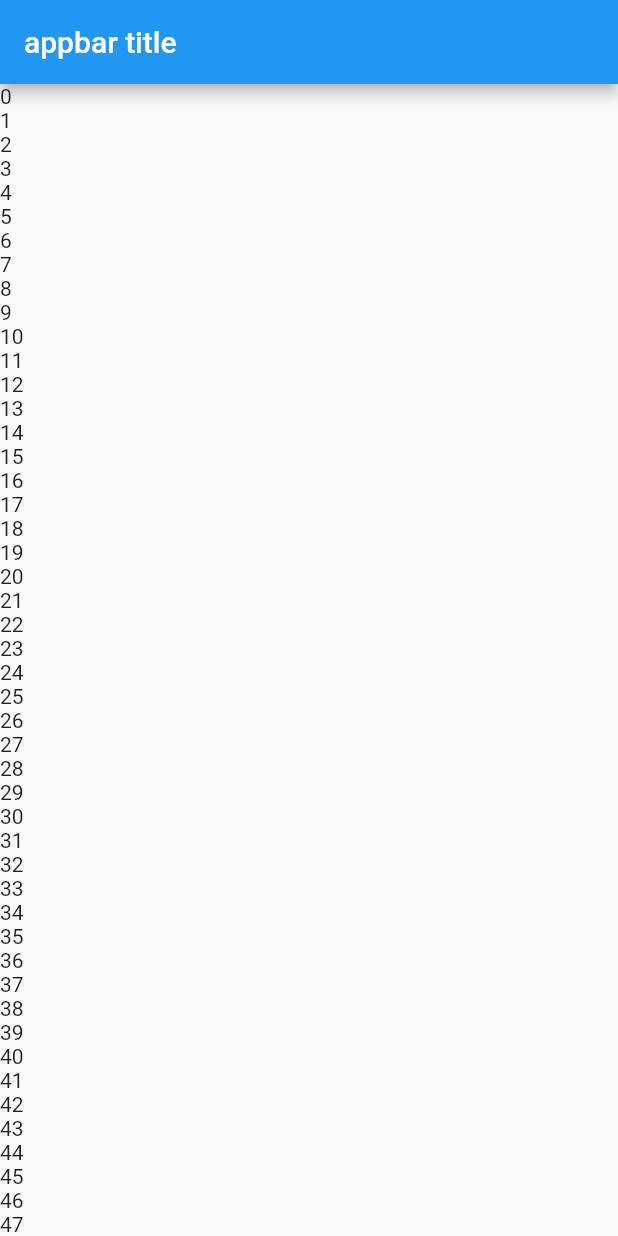
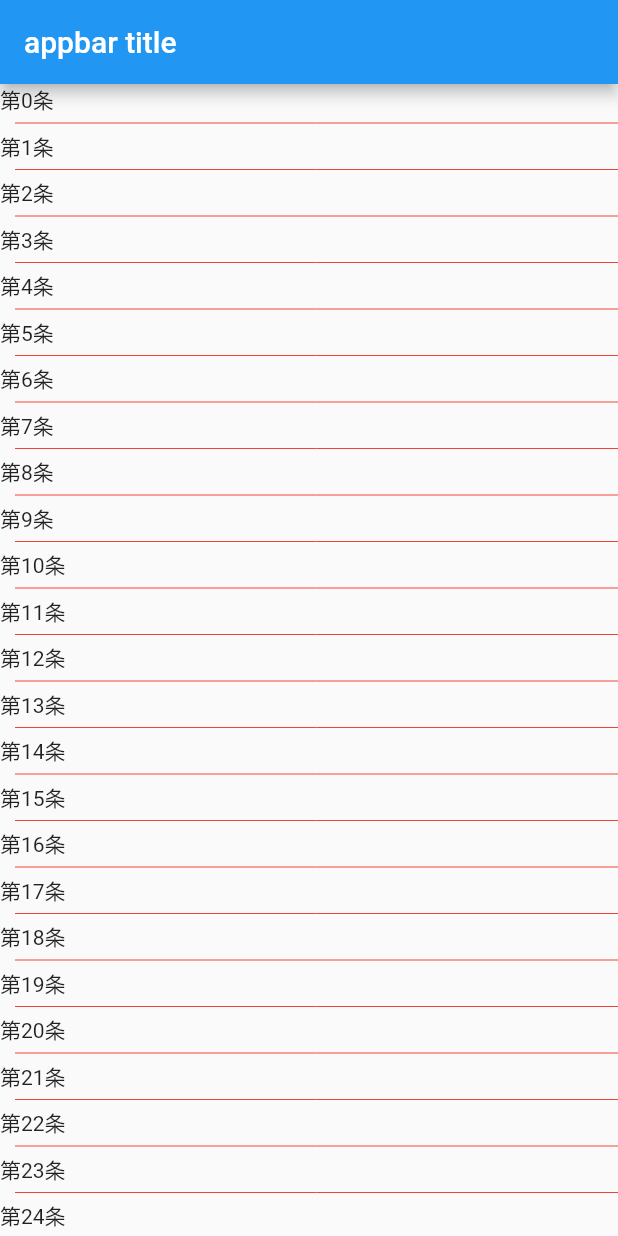
Before and after one commit to chenfuwei/FlutterDemo, a Flutter app: the screen it shows after launch, on a phone screen of 412 x 824 dp. Run offline on Flutter 3.47's test engine with Material 2 defaults, Android fonts, the phone set to English and light mode, and no system bars.

Commit message:
SparatedListView

```diff
--- /dev/null
+++ b/lib/SparatedListViewWidget.dart
@@ -0,0 +1,20 @@
+import 'package:flutter/material.dart';
+class SparatedListViewWidget extends StatelessWidget
+{
+  List<Text> list = List.generate(100, (index)=>new Text('第$index条'));
+  @override
+  Widget build(BuildContext context) {
+    return new ListView.separated(
+        itemBuilder: (context, index){
+          return list[index];
+        },
+        separatorBuilder: (context, index){
+          return const Divider(
+            height: 10,
+            indent: 10,
+            color: Colors.red,
+          );
+        },
+        itemCount: list.length);
+  }
+}
--- a/lib/main.dart
+++ b/lib/main.dart
@@ -6,6 +6,7 @@ import 'ExpandedWidget.dart';
 import 'ListViewWidget.dart';
 import 'HorizontalListViewWidget.dart';
 import 'CountsListViewWidget.dart';
+import 'SparatedListViewWidget.dart';
 
 void main() => runApp(MyApp());
 
@@ -15,7 +16,7 @@ class MyApp extends StatelessWidget {
     appBar: new AppBar(
       title: Text('appbar title'),
     ),
-    body: new CountsListViewWidget(),
+    body: new SparatedListViewWidget(),
   );
   @override
   Widget build(BuildContext context) {
```
